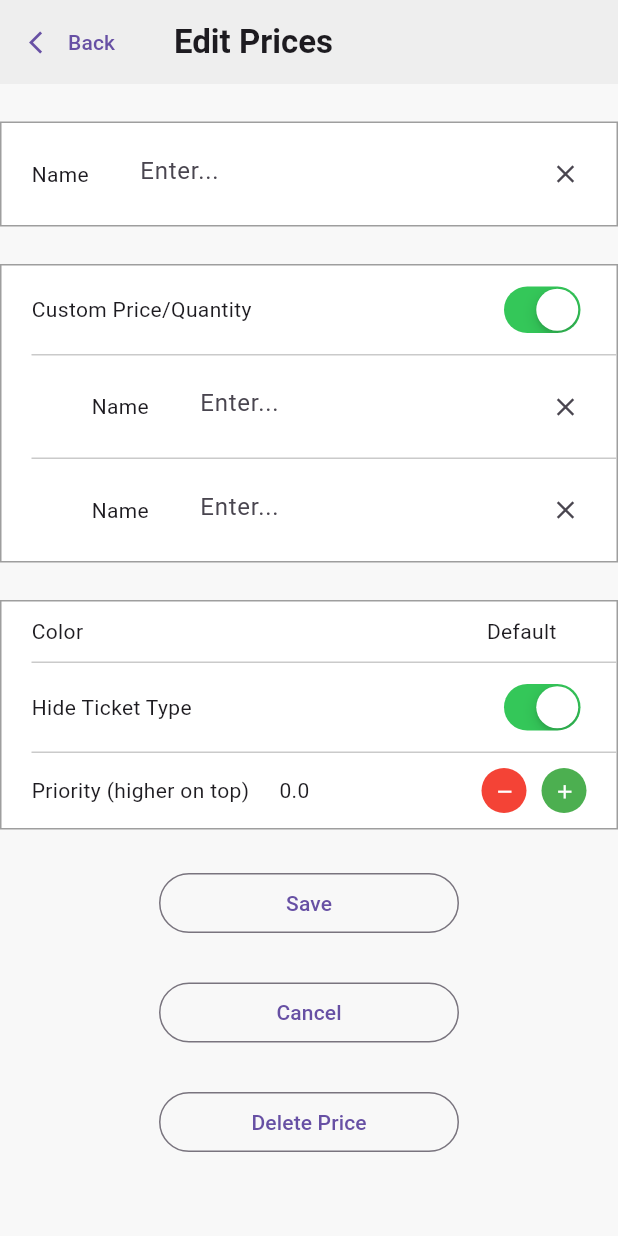
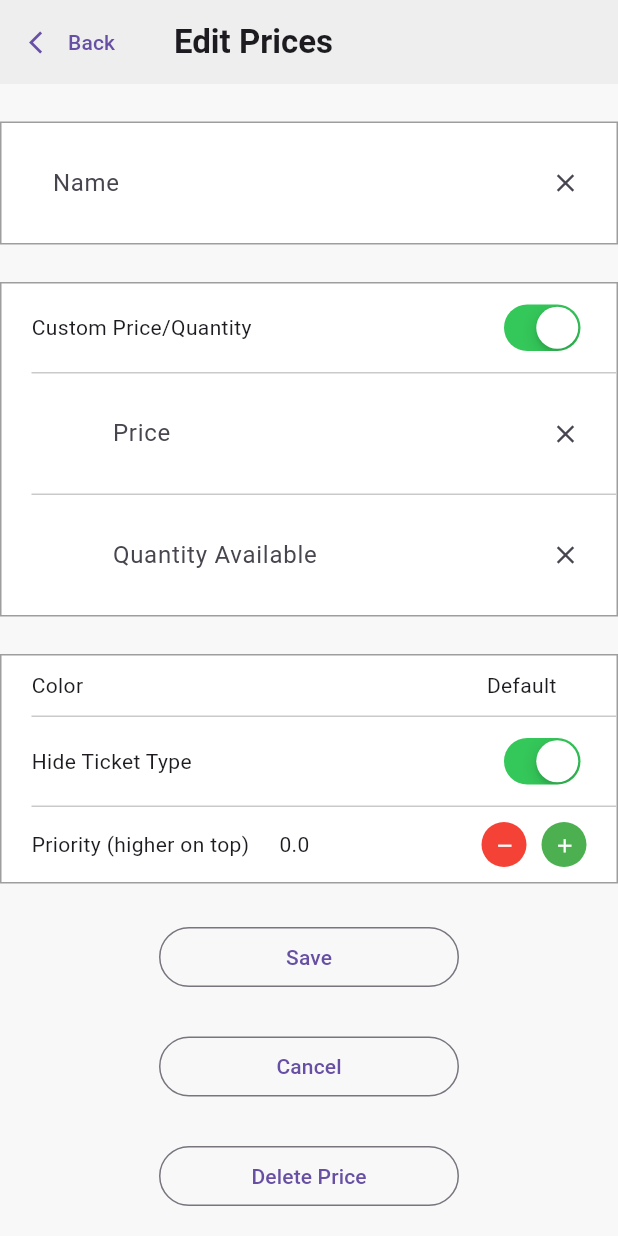
Before and after one commit to NKoroloff/flutter-test, a Flutter app: the EditPricesView screen opened by its route, on a phone screen of 412 x 824 dp. Run offline on Flutter 3.47's test engine with Material 3 defaults, Android fonts, the phone set to English and light mode, and no system bars; our stand-ins replace get.

Commit message:
added label to input

```diff
--- a/lib/modules/cash_drawer/views/edit_prices_view.dart
+++ b/lib/modules/cash_drawer/views/edit_prices_view.dart
@@ -33,8 +33,9 @@ class EditPricesView extends StatelessWidget {
                 child: Row(
                   spacing: 20,
                   children: [
-                    Text('Name'),
-                    Expanded(child: CustomInput(onChanged: (value) {}, onClear: () {})),
+                    Expanded(
+                      child: CustomInput(label: 'Name', onChanged: (value) {}, onClear: () {}),
+                    ),
                   ],
                 ),
               ),
@@ -52,8 +53,10 @@ class EditPricesView extends StatelessWidget {
                       spacing: 20,
                       children: [
                         SizedBox(width: 20),
-                        Text('Name'),
-                        Expanded(child: CustomInput(onChanged: (value) {}, onClear: () {})),
+
+                        Expanded(
+                          child: CustomInput(label: 'price', onChanged: (value) {}, onClear: () {}),
+                        ),
                       ],
                     ),
                     CustomDivider(),
@@ -61,8 +64,13 @@ class EditPricesView extends StatelessWidget {
                       spacing: 20,
                       children: [
                         SizedBox(width: 20),
-                        Text('Name'),
-                        Expanded(child: CustomInput(onChanged: (value) {}, onClear: () {})),
+                        Expanded(
+                          child: CustomInput(
+                            label: 'quantity_available',
+                            onChanged: (value) {},
+                            onClear: () {},
+                          ),
+                        ),
                       ],
                     ),
                   ],
--- a/lib/modules/cash_drawer/views/settings/widgets/custom_input.dart
+++ b/lib/modules/cash_drawer/views/settings/widgets/custom_input.dart
@@ -1,4 +1,5 @@
 import 'package:flutter/material.dart';
+import 'package:get/get.dart';
 
 class CustomInput extends StatelessWidget {
   const CustomInput({
@@ -6,12 +7,14 @@ class CustomInput extends StatelessWidget {
     this.initialValue = '',
     this.onClear,
     this.suffix,
+    this.label,
     super.key,
   });
   final void Function(String) onChanged;
   final void Function()? onClear;
   final String initialValue;
   final Widget? suffix;
+  final String? label;
 
   @override
   Widget build(BuildContext context) {
@@ -19,8 +22,10 @@ class CustomInput extends StatelessWidget {
       padding: const EdgeInsets.only(right: 10.0),
       child: TextFormField(
         onChanged: onChanged,
+
         initialValue: initialValue,
         decoration: InputDecoration(
+          label: label != null ? Text(label!.tr) : null,
           contentPadding: EdgeInsets.all(10),
           hintText: 'Enter...',
           suffixIcon:
--- a/lib/modules/cash_drawer/views/settings/widgets/sections/sell_settings_section.dart
+++ b/lib/modules/cash_drawer/views/settings/widgets/sections/sell_settings_section.dart
@@ -1,5 +1,4 @@
 import 'package:flutter/material.dart';
-import 'package:get/get.dart';
 import 'package:purplepass_test_task/modules/cash_drawer/views/settings/widgets/custom_divider.dart';
 import 'package:purplepass_test_task/modules/cash_drawer/views/settings/widgets/custom_input.dart';
 import 'package:purplepass_test_task/modules/cash_drawer/views/settings/widgets/settings_container_wrapper.dart';
@@ -48,9 +47,7 @@ class SellSettingsSection extends StatelessWidget {
               Row(
                 children: [
                   const SizedBox(width: 20),
-                  Text('default'.tr),
-                  const SizedBox(width: 10),
-                  Expanded(child: CustomInput(onChanged: (value) {})),
+                  Expanded(child: CustomInput(label: 'default', onChanged: (value) {})),
                   const SizedBox(width: 20),
                 ],
               ),
--- a/lib/modules/translations/en.dart
+++ b/lib/modules/translations/en.dart
@@ -2,8 +2,8 @@ Map<String, String> en = {
   'hello': 'Hello world',
   'current': 'English is here',
   'wireless_print_options': 'Wireless Printing Options',
-  'device_name': 'Device Name:',
-  'server_name': 'Server Name:',
+  'device_name': 'Device Name',
+  'server_name': 'Server Name',
   'enable_print_funct': 'Enable Printing Functionality',
   'enable_printed_receipts': 'Enable Printed Receipts',
   'ask_after_each_sale': 'Ask after each sale',
@@ -63,4 +63,6 @@ Map<String, String> en = {
   'save': 'Save',
   'cancel': 'Cancel',
   'delete_price': 'Delete Price',
+  'price': 'Price',
+  'quantity_available': 'Quantity Available',
 };
```
